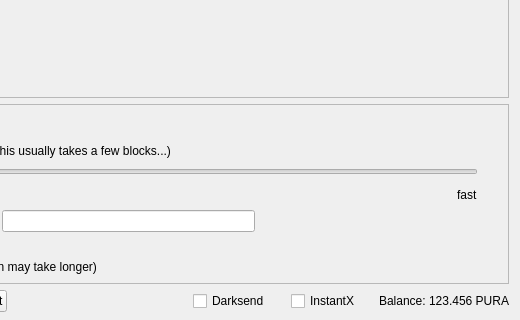
finddabug/PURA-12.0, file src/qt/forms/sendcoinsdialog.ui: the form before one commit; both pictures show x 330 to 850 and y 206 to 526 of the 850 by 526 pixel window.
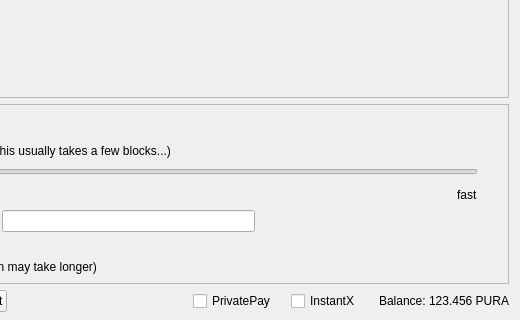
The form after the commit. Icons and pictures are not drawn. Custom widgets are drawn as their Qt base class.

Commit message: Remove Darksend and change to PrivatePay

The edit to the form file:
```diff
--- a/src/qt/forms/sendcoinsdialog.ui
+++ b/src/qt/forms/sendcoinsdialog.ui
@@ -1336,7 +1336,7 @@
           </size>
          </property>
          <property name="text">
-          <string>Darksend</string>
+          <string>PrivatePay</string>
          </property>
          <property name="checked">
           <bool>false</bool>
```
